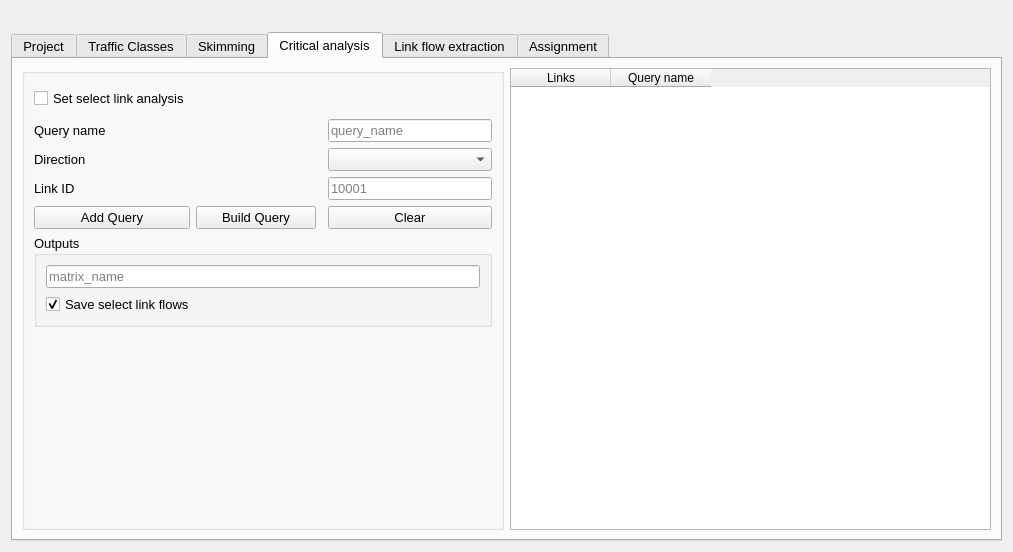
The window that qaequilibrae/modules/paths_procedures/forms/ui_traffic_assignment.ui (AequilibraE/QAequilibraE) describes before a commit, drawn with Qt 5.
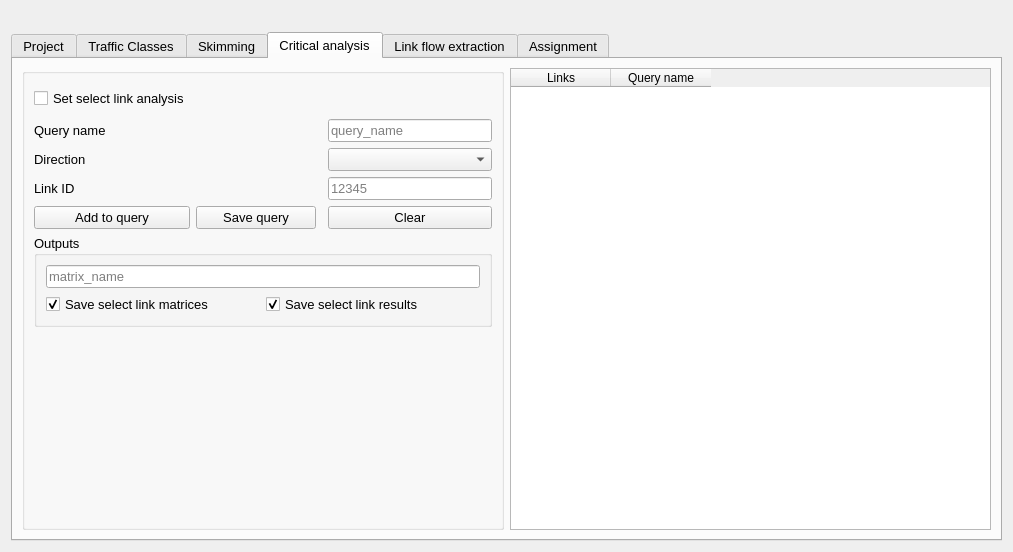
The same window after the commit. The open tabs and pages were chosen to show the change.

The edit to the form file:
```diff
--- a/qaequilibrae/modules/paths_procedures/forms/ui_traffic_assignment.ui
+++ b/qaequilibrae/modules/paths_procedures/forms/ui_traffic_assignment.ui
@@ -700,7 +700,7 @@
           <item row="5" column="3">
            <widget class="QLineEdit" name="input_link_id">
             <property name="placeholderText">
-             <string>10001</string>
+             <string>12345</string>
             </property>
            </widget>
           </item>
@@ -733,14 +733,24 @@
              <item row="1" column="0">
               <widget class="QCheckBox" name="chb_save_flow">
                <property name="text">
-                <string>Save select link flows</string>
+                <string>Save select link matrices</string>
                </property>
                <property name="checked">
                 <bool>true</bool>
                </property>
               </widget>
              </item>
-             <item row="0" column="0">
+             <item row="1" column="1">
+              <widget class="QCheckBox" name="chb_save_result">
+               <property name="text">
+                <string>Save select link results</string>
+               </property>
+               <property name="checked">
+                <bool>true</bool>
+               </property>
+              </widget>
+             </item>
+             <item row="0" column="0" colspan="2">
               <widget class="QLineEdit" name="sl_mat_name">
                <property name="inputMask">
                 <string/>
@@ -813,7 +823,7 @@
              </size>
             </property>
             <property name="text">
-             <string>Add Query</string>
+             <string>Add to query</string>
             </property>
            </widget>
           </item>
@@ -833,7 +843,7 @@
              </size>
             </property>
             <property name="text">
-             <string>Build Query</string>
+             <string>Save query</string>
             </property>
            </widget>
           </item>
```
Left out of the diff: 2 changed lines with no effect on the pictures.
